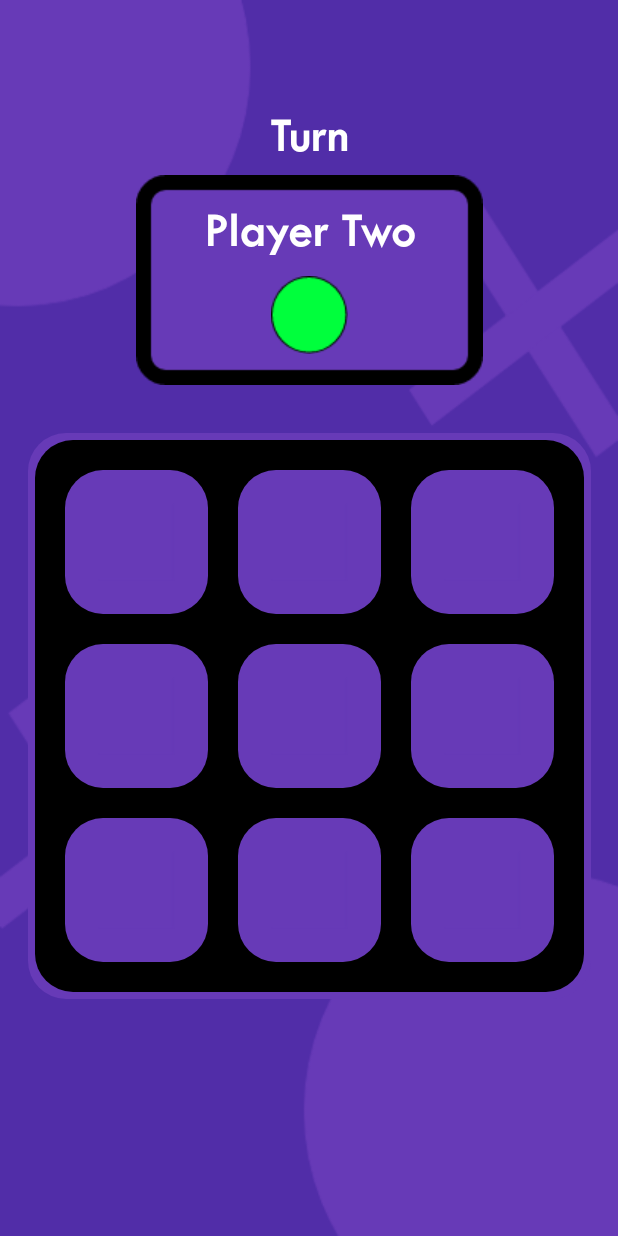
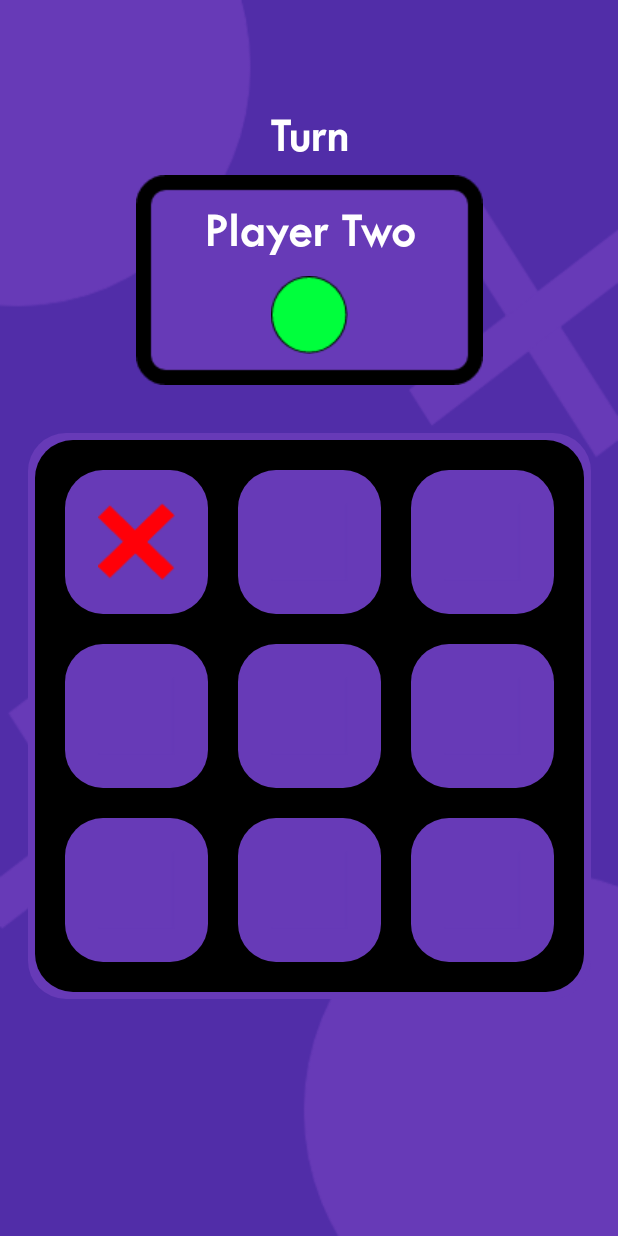
Before and after one commit to Kikekike/TicTacToe-app, an Android app: the BoardGameFragment screen opened through its navigation route, after a tap on "Player Icon", on a phone screen of 412 x 824 dp. Run offline under Robolectric (Android 15) with nearby library versions, the light colour scheme and no system bars; our stand-ins replace Dagger/Hilt's generated code.

Commit message:
Adding action of board game fragment.

```diff
--- a/app/src/main/java/com/example/tictactoe/ui/boardgame/BoardGameFragment.kt
+++ b/app/src/main/java/com/example/tictactoe/ui/boardgame/BoardGameFragment.kt
@@ -4,10 +4,12 @@ import android.os.Bundle
 import android.view.LayoutInflater
 import android.view.View
 import android.view.ViewGroup
+import android.widget.ImageButton
 import com.example.tictactoe.databinding.FragmentBoardGameBinding
 import androidx.fragment.app.Fragment
 import com.example.tictactoe.R
 import com.example.tictactoe.utils.SharedPreferencesHelper
+import com.example.tictactoe.utils.showDialog
 import dagger.hilt.android.AndroidEntryPoint
 
 @AndroidEntryPoint
@@ -19,9 +21,13 @@ class BoardGameFragment : Fragment() {
     private lateinit var playerOneName: String
     private lateinit var playerTwoName: String
 
-    private var TURN: Int = 1
+    lateinit var sharedPref: SharedPreferencesHelper
 
-    lateinit var sharedPref: SharedPreferencesHelper
+    private var TURN = 0
+    private var playerIconTurn: Int = R.drawable.player_one_icon_big
+    private var board = arrayOf(0, 0, 0, 0, 0, 0, 0, 0, 0)
+    private var winner: Boolean = false
+    private var EMPTY_STRING = " "
 
     override fun onCreateView(
         inflater: LayoutInflater, container: ViewGroup?,
@@ -42,33 +48,145 @@ class BoardGameFragment : Fragment() {
             sharedPref.getPlayerTwoNameValue()!!
         else
             getString(R.string.player_two_name)
-        setPlayerTurn()
+        with(binding) {
+            playerTurn.playerNameTurn.text = playerOneName
+            playerTurn.playerIconTurn.setImageResource(playerIconTurn)
+        }
         setupUI()
     }
 
     private fun setupUI() {
         with(binding) {
             boardGame.cellOne.cellButton.setOnClickListener {
-                setPlayerTurn()
+                if (emptyCell(board[0])) setMovementPlayer(boardGame.cellOne.cellButton, 0)
+            }
+            boardGame.cellTwo.cellButton.setOnClickListener {
+                if (emptyCell(board[1])) setMovementPlayer(boardGame.cellTwo.cellButton, 1)
+            }
+            boardGame.cellThree.cellButton.setOnClickListener {
+                if (emptyCell(board[2])) setMovementPlayer(boardGame.cellThree.cellButton, 2)
+            }
+            boardGame.cellFour.cellButton.setOnClickListener {
+                if (emptyCell(board[3])) setMovementPlayer(boardGame.cellFour.cellButton, 3)
+            }
+            boardGame.cellFive.cellButton.setOnClickListener {
+                if (emptyCell(board[4])) setMovementPlayer(boardGame.cellFive.cellButton, 4)
+            }
+            boardGame.cellSix.cellButton.setOnClickListener {
+                if (emptyCell(board[5])) setMovementPlayer(boardGame.cellSix.cellButton, 5)
+            }
+            boardGame.cellSeven.cellButton.setOnClickListener {
+                if (emptyCell(board[6])) setMovementPlayer(boardGame.cellSeven.cellButton, 6)
+            }
+            boardGame.cellEight.cellButton.setOnClickListener {
+                if (emptyCell(board[7])) setMovementPlayer(boardGame.cellEight.cellButton, 7)
+            }
+            boardGame.cellNine.cellButton.setOnClickListener {
+                if (emptyCell(board[8])) setMovementPlayer(boardGame.cellNine.cellButton, 8)
             }
         }
     }
 
+    private fun emptyCell(numCell: Int): Boolean {
+        if (numCell == 0)
+            return true
+        return false
+    }
+
+    private fun checkMove() {
+        if (TURN >= 5) {
+            for (i in 1..2) {
+                if (board[0] == i && board[1] == i && board[2] == i) showWinner()
+                if (board[3] == i && board[4] == i && board[5] == i) showWinner()
+                if (board[6] == i && board[7] == i && board[8] == i) showWinner()
+                if (board[0] == i && board[3] == i && board[6] == i) showWinner()
+                if (board[1] == i && board[4] == i && board[7] == i) showWinner()
+                if (board[2] == i && board[5] == i && board[8] == i) showWinner()
+                if (board[0] == i && board[4] == i && board[8] == i) showWinner()
+                if (board[2] == i && board[4] == i && board[6] == i) showWinner()
+            }
+        }
+        if (TURN == 9 && !winner)
+            showTie()
+    }
+
+    private fun setMovementPlayer(button: ImageButton, position: Int) {
+        if (TURN % 2 == 0)
+            board[position] = 1
+        else
+            board[position] = 2
+        button.setImageResource(playerIconTurn)
+        TURN++
+        checkMove()
+        setPlayerTurn()
+    }
+
     private fun setPlayerTurn() {
         with(binding) {
-            if (TURN <= 9) {
-                if (TURN % 2 != 0) {
+            if (TURN < 9) {
+                if (TURN % 2 == 0) {
                     playerTurn.playerNameTurn.text = playerOneName
-                    playerTurn.playerIconTurn.setImageResource(R.drawable.player_one_icon_big)
+                    playerIconTurn = R.drawable.player_one_icon_big
+                    playerTurn.playerIconTurn.setImageResource(playerIconTurn)
                 } else {
                     playerTurn.playerNameTurn.text = playerTwoName
-                    playerTurn.playerIconTurn.setImageResource(R.drawable.player_two_icon_big)
+                    playerIconTurn = R.drawable.player_two_icon_big
+                    playerTurn.playerIconTurn.setImageResource(playerIconTurn)
                 }
-                TURN++
             } else {
-                TURN = 1
+                checkMove()
             }
         }
+    }
+
+    private fun showWinner() {
+        with(binding) {
+            requireContext().showDialog(
+                title = getString(R.string.winner),
+                message = (playerTurn.playerNameTurn.text.toString() + EMPTY_STRING + getString(R.string.text_winner_message)),
+                positiveButtonText = getString(R.string.restart),
+                positiveButtonAction = { _, _ -> restartGame() },
+                negativeButtonText = getString(R.string.ok)
+            )
+        }
+        winner = true
+        for (i in 0..8) {
+            board[i] = 3
+        }
+    }
+
+    private fun showTie() {
+        requireContext().showDialog(
+            title = getString(R.string.tie),
+            message = (getString(R.string.text_tie_message)),
+            positiveButtonText = getString(R.string.restart),
+            positiveButtonAction = { _, _ -> restartGame() },
+            negativeButtonText = getString(R.string.ok)
+        )
+    }
+
+    private fun restartGame() {
+        for (i in 0..8) {
+            board[i] = 0
+        }
+        with(binding) {
+            restartCell(boardGame.cellOne.cellButton)
+            restartCell(boardGame.cellTwo.cellButton)
+            restartCell(boardGame.cellThree.cellButton)
+            restartCell(boardGame.cellFour.cellButton)
+            restartCell(boardGame.cellFive.cellButton)
+            restartCell(boardGame.cellSix.cellButton)
+            restartCell(boardGame.cellSeven.cellButton)
+            restartCell(boardGame.cellEight.cellButton)
+            restartCell(boardGame.cellNine.cellButton)
+        }
+        TURN = 0
+        winner = false
+        setPlayerTurn()
+    }
+
+    private fun restartCell(cell: ImageButton) {
+        cell.setImageResource(R.drawable.empty_cell_icon)
     }
 
     override fun onDestroy() {
--- a/app/src/main/res/values/strings.xml
+++ b/app/src/main/res/values/strings.xml
@@ -20,6 +20,13 @@
 
     <string name="player_one_name">Player One</string>
     <string name="player_two_name">Player Two</string>
+
+    <string name="winner">Winner!!!</string>
+    <string name="text_winner_message">won the Game :)</string>
+    <string name="restart">restart?</string>
+    <string name="tie">Tie!!!</string>
+    <string name="text_tie_message">GG, It´s a tie :)</string>
+    <string name="exit">Exit</string>
     <!-- PlayerNamesScreen -->
 
 </resources>
```
